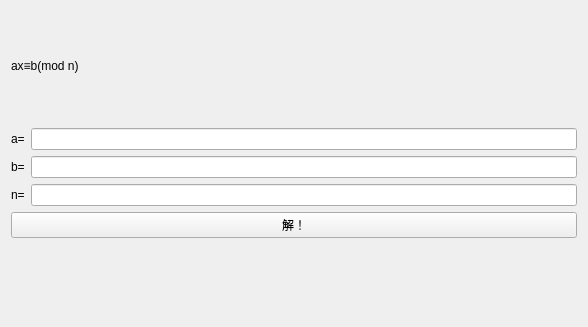
First picture: the form in src/widgets/linearcongruenceequationcalculatorwidget.ui, repository LiuJunyu2006/awesome-equation-assistant, before the edit; both pictures show x 0 to 588 and y 0 to 327 of the 588 by 481 pixel window.
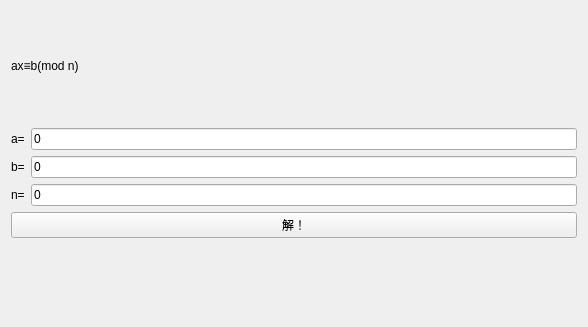
Second picture: the form after the edit. Custom widgets are drawn as their Qt base class.

```diff
--- a/src/widgets/linearcongruenceequationcalculatorwidget.ui
+++ b/src/widgets/linearcongruenceequationcalculatorwidget.ui
@@ -35,7 +35,7 @@
        <item row="0" column="1">
         <widget class="QLineEdit" name="lineEditA">
          <property name="text">
-          <string notr="true"/>
+          <string notr="true">0</string>
          </property>
         </widget>
        </item>
@@ -49,7 +49,7 @@
        <item row="1" column="1">
         <widget class="QLineEdit" name="lineEditB">
          <property name="text">
-          <string notr="true"/>
+          <string notr="true">0</string>
          </property>
         </widget>
        </item>
@@ -63,7 +63,7 @@
        <item row="2" column="1">
         <widget class="QLineEdit" name="lineEditN">
          <property name="text">
-          <string notr="true"/>
+          <string notr="true">0</string>
          </property>
         </widget>
        </item>
```
Left out of the diff: 9 changed lines with no effect on the pictures.
